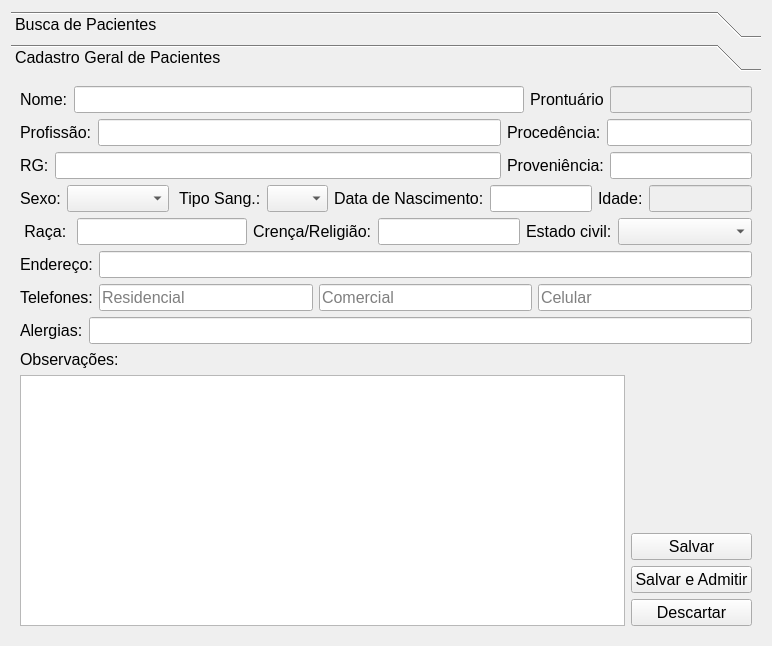
First picture: the form in GUI/patient.ui, repository LCapanelli/RP3, before the edit.
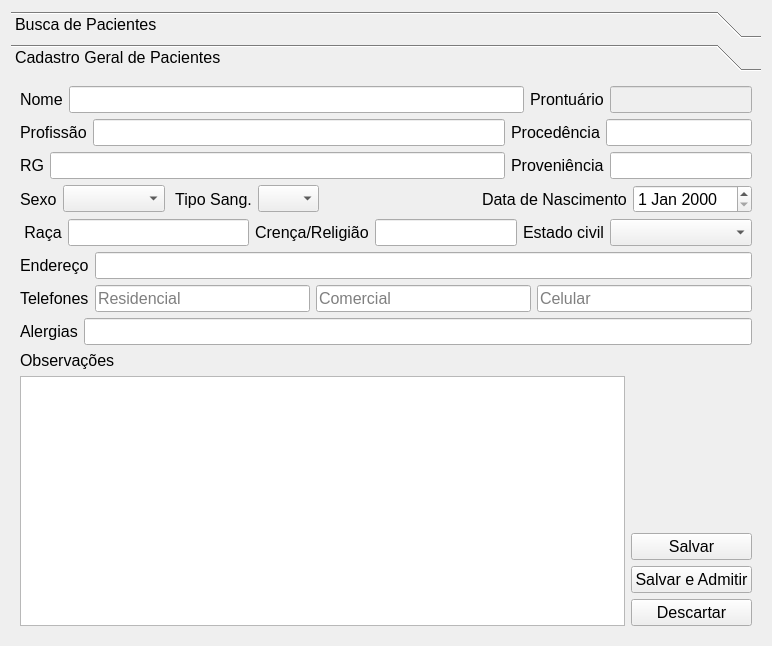
Second picture: the form after the edit. The open tabs and pages were chosen to show the change.

Commit message: Patient REG

```diff
--- a/GUI/patient.ui
+++ b/GUI/patient.ui
@@ -136,7 +136,7 @@
             </font>
            </property>
            <property name="text">
-            <string>Nome:</string>
+            <string>Nome</string>
            </property>
            <property name="buddy">
             <cstring>lineEdit_nomeP_4</cstring>
@@ -188,7 +188,7 @@
               </font>
              </property>
              <property name="text">
-              <string>Profissão:</string>
+              <string>Profissão</string>
              </property>
              <property name="buddy">
               <cstring>lineEdit_profissP</cstring>
@@ -210,7 +210,7 @@
               </font>
              </property>
              <property name="text">
-              <string>RG:</string>
+              <string>RG</string>
              </property>
              <property name="buddy">
               <cstring>lineEdit_rgP</cstring>
@@ -236,7 +236,7 @@
               </font>
              </property>
              <property name="text">
-              <string>Procedência:</string>
+              <string>Procedência</string>
              </property>
              <property name="buddy">
               <cstring>lineEdit_procedP</cstring>
@@ -258,7 +258,7 @@
               </font>
              </property>
              <property name="text">
-              <string>Proveniência:</string>
+              <string>Proveniência</string>
              </property>
              <property name="buddy">
               <cstring>lineEdit_provP</cstring>
@@ -284,7 +284,7 @@
               </font>
              </property>
              <property name="text">
-              <string>Sexo:</string>
+              <string>Sexo</string>
              </property>
              <property name="buddy">
               <cstring>comboBox_sexoP</cstring>
@@ -316,7 +316,7 @@
               </font>
              </property>
              <property name="text">
-              <string> Tipo Sang.:</string>
+              <string> Tipo Sang.</string>
              </property>
              <property name="buddy">
               <cstring>comboBox_tpSangP</cstring>
@@ -374,6 +374,19 @@
          </item>
          <item>
           <layout class="QHBoxLayout" name="horizontalLayout_69">
+           <item>
+            <spacer name="horizontalSpacer_2">
+             <property name="orientation">
+              <enum>Qt::Horizontal</enum>
+             </property>
+             <property name="sizeHint" stdset="0">
+              <size>
+               <width>40</width>
+               <height>20</height>
+              </size>
+             </property>
+            </spacer>
+           </item>
            <item>
             <widget class="QLabel" name="label_dataNP_7">
              <property name="font">
@@ -382,7 +395,7 @@
               </font>
              </property>
              <property name="text">
-              <string>Data de Nascimento:</string>
+              <string>Data de Nascimento</string>
              </property>
              <property name="buddy">
               <cstring>lineEdit_dataNP_2</cstring>
@@ -390,40 +403,7 @@
             </widget>
            </item>
            <item>
-            <widget class="QLineEdit" name="lineEdit_dataNP_7">
-             <property name="echoMode">
-              <enum>QLineEdit::Normal</enum>
-             </property>
-            </widget>
-           </item>
-          </layout>
-         </item>
-         <item>
-          <layout class="QHBoxLayout" name="horizontalLayout_72">
-           <item>
-            <widget class="QLabel" name="label_IdadeP_7">
-             <property name="font">
-              <font>
-               <pointsize>12</pointsize>
-              </font>
-             </property>
-             <property name="text">
-              <string>Idade:</string>
-             </property>
-             <property name="buddy">
-              <cstring>lineEdit_idadeP_2</cstring>
-             </property>
-            </widget>
-           </item>
-           <item>
-            <widget class="QLineEdit" name="lineEdit_idadeP_7">
-             <property name="enabled">
-              <bool>false</bool>
-             </property>
-             <property name="readOnly">
-              <bool>true</bool>
-             </property>
-            </widget>
+            <widget class="QDateEdit" name="dateEdit_pat"/>
            </item>
           </layout>
          </item>
@@ -441,7 +421,7 @@
               </font>
              </property>
              <property name="text">
-              <string> Raça: </string>
+              <string> Raça</string>
              </property>
              <property name="buddy">
               <cstring>lineEdit_racaP_2</cstring>
@@ -467,7 +447,7 @@
               </font>
              </property>
              <property name="text">
-              <string>Crença/Religião:</string>
+              <string>Crença/Religião</string>
              </property>
              <property name="buddy">
               <cstring>lineEdit_religiaoP</cstring>
@@ -489,7 +469,7 @@
               </font>
              </property>
              <property name="text">
-              <string>Estado civil:</string>
+              <string>Estado civil</string>
              </property>
              <property name="buddy">
               <cstring>comboBox_estadoCivP</cstring>
@@ -520,7 +500,7 @@
             </font>
            </property>
            <property name="text">
-            <string>Endereço:</string>
+            <string>Endereço</string>
            </property>
            <property name="buddy">
             <cstring>lineEdit_enderecoP</cstring>
@@ -542,7 +522,7 @@
             </font>
            </property>
            <property name="text">
-            <string>Telefones:</string>
+            <string>Telefones</string>
            </property>
            <property name="buddy">
             <cstring>lineEdit_telRP_2</cstring>
@@ -609,7 +589,7 @@
             </font>
            </property>
            <property name="text">
-            <string>Alergias:</string>
+            <string>Alergias</string>
            </property>
            <property name="buddy">
             <cstring>lineEdit_alergiaP</cstring>
@@ -631,7 +611,7 @@
             </font>
            </property>
            <property name="text">
-            <string>Observações:</string>
+            <string>Observações</string>
            </property>
            <property name="buddy">
             <cstring>lineEdit_alergiaP</cstring>
```
Left out of the diff: 34 changed lines with no effect on the pictures. The commit also changes 7 other files.
